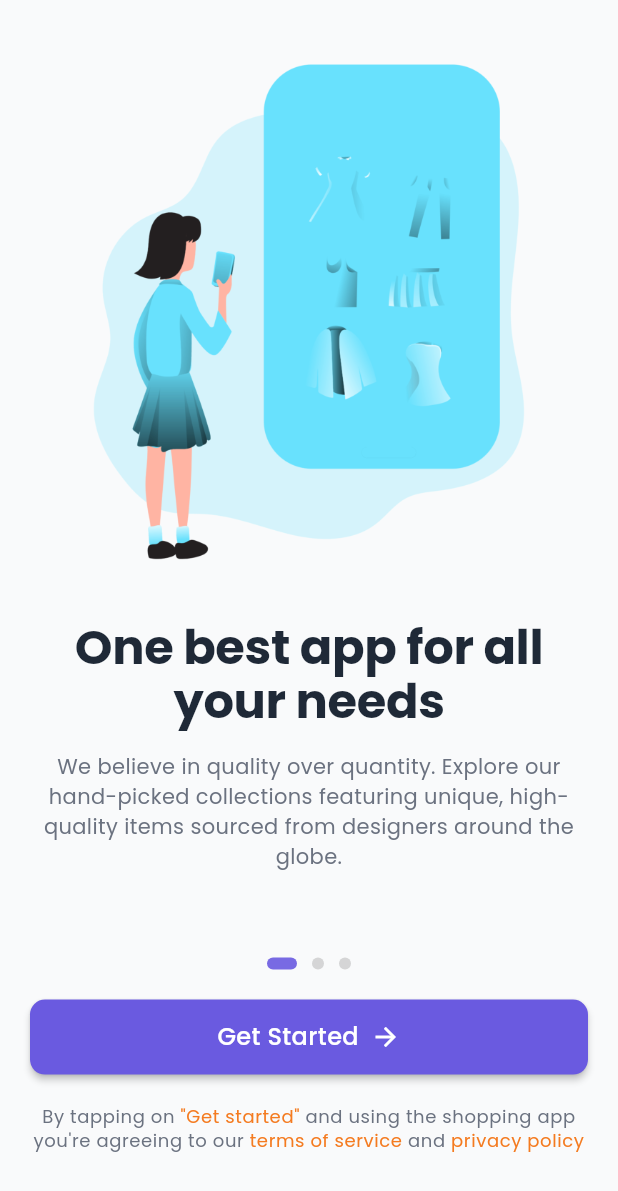
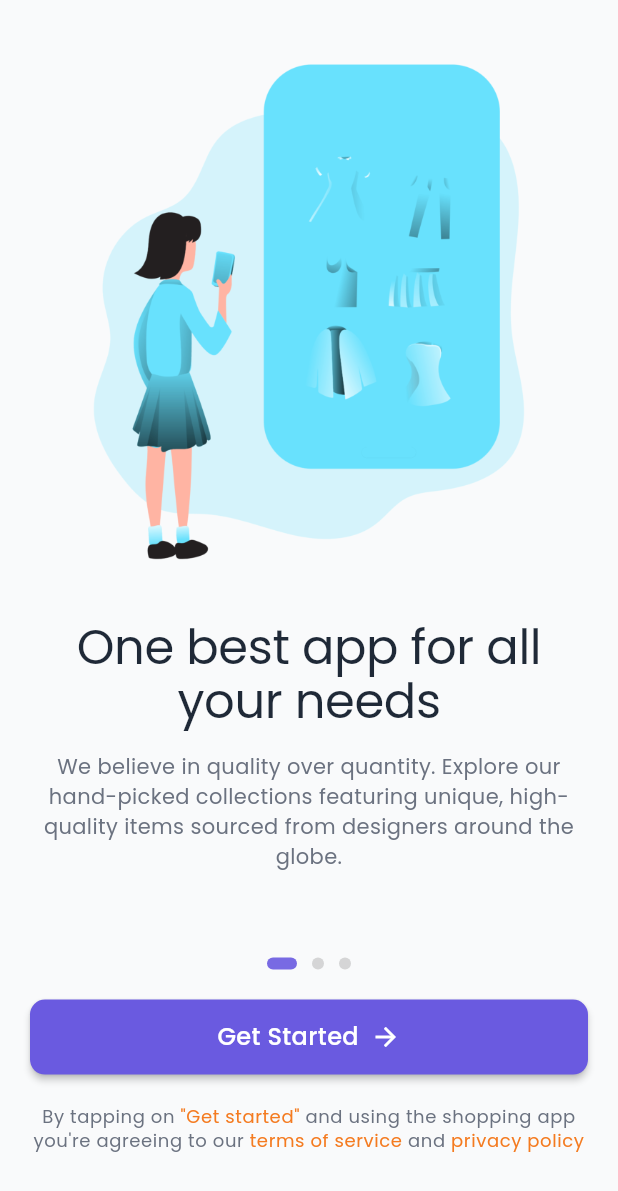
Before and after one commit to TremerYT/ecommerce_flutter, a Flutter app: the screen it shows after launch, on a phone screen of 412 x 824 dp. Shown: the top 1191 px of the screen. Run offline on Flutter 3.47's test engine with Material 3 defaults, Android fonts, the phone set to English and light mode, and no system bars; our stand-ins replace badges, flutter_form_builder, font_awesome_flutter, form_builder_validators, get, google_fonts and 1 more.

Commit message:
Changes Made:
- Trying to fix Performance issue on onboarding page

```diff
--- a/lib/routes/app_routes.dart
+++ b/lib/routes/app_routes.dart
@@ -30,13 +30,13 @@ class AppRoutes {
     ),
 
     GetPage(name: login, page: () => LoginScreen()),
-    // GetPage(
-    //   name: signIn,
-    //   page: () => SignInScreen(),
-    //   binding: BindingsBuilder(() {
-    //     Get.put(AuthController(), permanent: true);
-    //   }),
-    // ),
+    GetPage(
+      name: signIn,
+      page: () => SignInScreen(),
+      binding: BindingsBuilder(() {
+        Get.put(AuthController(), permanent: true);
+      }),
+    ),
   ];
   //   GetPage(
   //     name: signUp,
--- a/lib/screens/authentication_screens/login_screen.dart
+++ b/lib/screens/authentication_screens/login_screen.dart
@@ -5,7 +5,6 @@ import 'package:flutter/gestures.dart';
 import 'package:flutter/material.dart';
 import 'package:font_awesome_flutter/font_awesome_flutter.dart';
 import 'package:get/get.dart';
-import 'package:google_fonts/google_fonts.dart';
 
 class LoginScreen extends GetView {
   const LoginScreen({super.key});
@@ -13,7 +12,7 @@ class LoginScreen extends GetView {
   @override
   Widget build(BuildContext context) {
     return Scaffold(
-      backgroundColor: AppColors.background,
+      backgroundColor: AppColors.surface,
       body: SafeArea(
         child: Column(
           children: [
@@ -21,7 +20,6 @@ class LoginScreen extends GetView {
               flex: 4,
               child: Image.asset(
                 "assets/authscreens_images/login_screen.png",
-                fit: BoxFit.contain,
               ),
             ),
             Expanded(
--- a/lib/screens/onboarding_screen.dart
+++ b/lib/screens/onboarding_screen.dart
@@ -5,6 +5,7 @@ import 'package:flutter/material.dart';
 import 'package:get/get.dart';
 
 import '../widgets/custom_indicator.dart';
+import '../widgets/custom_onboarding.dart';
 import '../widgets/custom_text.dart';
 
 class OnboardingScreen extends GetView<OnboardingController> {
@@ -26,25 +27,7 @@ class OnboardingScreen extends GetView<OnboardingController> {
                   onPageChanged: controller.onPageChanged,
                   itemCount: controller.pages.length,
                   itemBuilder: (context, index) {
-                    final page = controller.pages[index];
-                    return Column(
-                      mainAxisAlignment: MainAxisAlignment.center,
-                      children: [
-                        Image.asset(page.image),
-                        const SizedBox(height: 20,),
-                        CustomText(
-                          text: page.title,
-                          style: Theme.of(context).textTheme.displayLarge,
-                          textAlign: TextAlign.center,
-                        ),
-                        const SizedBox(height: 15),
-                        CustomText(
-                          text: page.subtext,
-                          style: Theme.of(context).textTheme.bodyMedium,
-                          textAlign: TextAlign.center,
-                        ),
-                      ],
-                    );
+                    return CustomOnBoarding(page: controller.pages[index]);
                   },
                 ),
               ),
@@ -78,6 +61,7 @@ class OnboardingScreen extends GetView<OnboardingController> {
     );
   }
 
+
   Widget buildTermsText(BuildContext context) {
     final textTheme = Theme.of(context).textTheme;
     return RichText(
--- a/lib/utils/theme.dart
+++ b/lib/utils/theme.dart
@@ -46,7 +46,7 @@ final ThemeData appTheme = ThemeData(
     ),
     displayLarge: GoogleFonts.poppins(
       fontSize: 32,
-      fontWeight: FontWeight.bold,
+      fontWeight: FontWeight.normal,
       color: AppColors.textPrimary,
     ),
     displayMedium: GoogleFonts.poppins(
--- /dev/null
+++ b/lib/widgets/custom_onboarding.dart
@@ -0,0 +1,34 @@
+import 'package:flutter/material.dart';
+import '../models/onboarding_model.dart';
+import 'custom_text.dart';
+
+class CustomOnBoarding extends StatelessWidget {
+  final OnboardingModel page;
+
+  const CustomOnBoarding({super.key, required this.page});
+
+  @override
+  Widget build(BuildContext context) {
+    return Column(
+      mainAxisAlignment: MainAxisAlignment.center,
+      children: [
+        Image.asset(
+          page.image,
+          fit: BoxFit.contain,
+        ),
+        const SizedBox(height: 20),
+        CustomText(
+          text: page.title,
+          style: Theme.of(context).textTheme.displayLarge,
+          textAlign: TextAlign.center,
+        ),
+        const SizedBox(height: 15),
+        CustomText(
+          text: page.subtext,
+          style: Theme.of(context).textTheme.bodyMedium,
+          textAlign: TextAlign.center,
+        ),
+      ],
+    );
+  }
+}
```
Also changed, not shown: lib/screens/authentication_screens/signin_screen.dart (+46 -14 lines).
